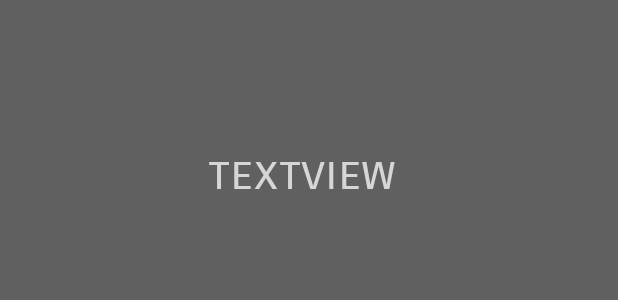
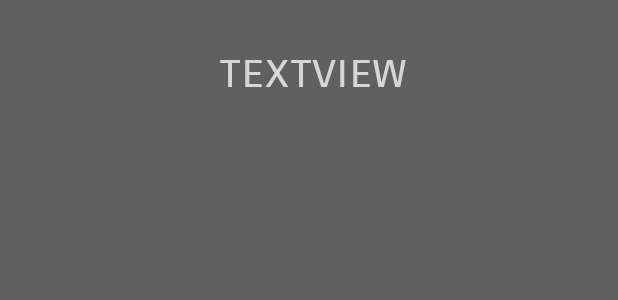
Before and after one commit to BaptisteGuer/PTS3_JDS, an Android app: the layout config.xml on its own in the app's theme, with its tools: preview values and no code run, on a phone screen of 412 x 824 dp. Shown: the top 300 px of the screen. Run offline under Robolectric (Android 15) with nearby library versions, the phone set to English and light mode, and no system bars.

Commit message:
Nouvelles classe + amélioration init

```diff
--- a/app/src/main/java/com/example/pierre/jeuxdesocit/ParamActivity.java
+++ b/app/src/main/java/com/example/pierre/jeuxdesocit/ParamActivity.java
@@ -2,11 +2,11 @@ package com.example.pierre.jeuxdesocit;
 
 import android.os.Bundle;
 import android.support.v7.app.AppCompatActivity;
+import android.util.Log;
 import android.widget.TextView;
 
 public class ParamActivity extends AppCompatActivity {
     public TextView nom;
-
 
 
     @Override
@@ -14,6 +14,7 @@ public class ParamActivity extends AppCompatActivity {
         super.onCreate(savedInstanceState);
         setContentView(R.layout.config);
         nom = findViewById(R.id.textView);
-        nom.setText("" + MainActivity.getItemSelec());
+        nom.setText(getIntent().getStringExtra("name"));
+
     }
 }
--- a/app/src/main/res/layout/config.xml
+++ b/app/src/main/res/layout/config.xml
@@ -1,5 +1,5 @@
 <?xml version="1.0" encoding="utf-8"?>
-<android.support.constraint.ConstraintLayout xmlns:app="http://schemas.android.com/apk/res-auto"
+<RelativeLayout xmlns:app="http://schemas.android.com/apk/res-auto"
     xmlns:android="http://schemas.android.com/apk/res/android"
     xmlns:tools="http://schemas.android.com/tools"
     android:layout_width="match_parent"
@@ -9,14 +9,20 @@
 
     <TextView
         android:id="@+id/textView"
-        android:layout_width="135dp"
-        android:layout_height="50dp"
-        android:layout_marginStart="8dp"
-        android:layout_marginLeft="8dp"
-        android:layout_marginTop="7dp"
-        android:layout_marginEnd="8dp"
-        android:layout_marginRight="8dp"
+        android:layout_width="match_parent"
+        android:layout_height="wrap_content"
+        android:layout_alignParentStart="true"
+        android:layout_alignParentLeft="true"
+        android:layout_alignParentTop="true"
+        android:layout_alignParentEnd="true"
+        android:layout_alignParentRight="true"
+        android:layout_marginStart="7dp"
+        android:layout_marginLeft="7dp"
+        android:layout_marginTop="28dp"
+        android:layout_marginEnd="1dp"
+        android:layout_marginRight="1dp"
         android:layout_marginBottom="4dp"
+        android:gravity="center"
         android:lineSpacingExtra="0sp"
         android:text="textview"
         android:textAppearance="@style/TextAppearance.AppCompat"
@@ -30,4 +36,4 @@
         app:layout_constraintTop_toTopOf="parent"
         app:layout_constraintVertical_bias="0.116" />
 
-</android.support.constraint.ConstraintLayout>
+</RelativeLayout>
```
Also changed, not shown: app/src/main/java/com/example/pierre/jeuxdesocit/Item.java (added, +7 -0 lines), app/src/main/java/com/example/pierre/jeuxdesocit/Kit.java (+20 -4 lines), app/src/main/java/com/example/pierre/jeuxdesocit/MainActivity.java (+24 -30 lines), app/src/main/res/layout/activity_main.xml (+13 -19 lines).
